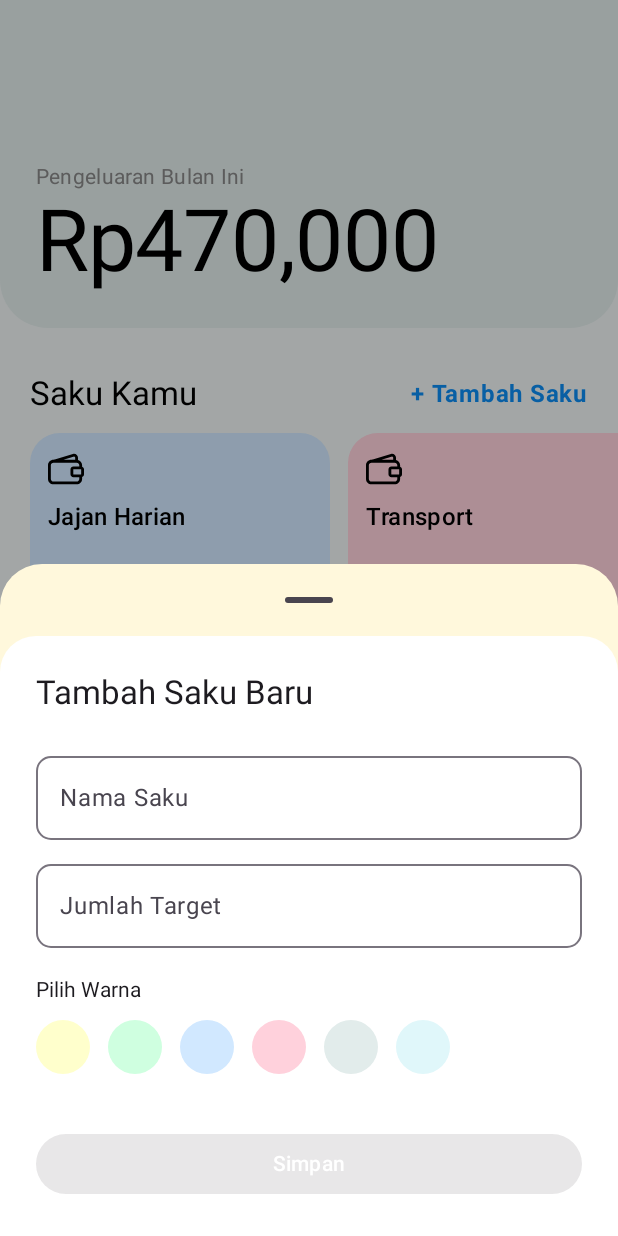
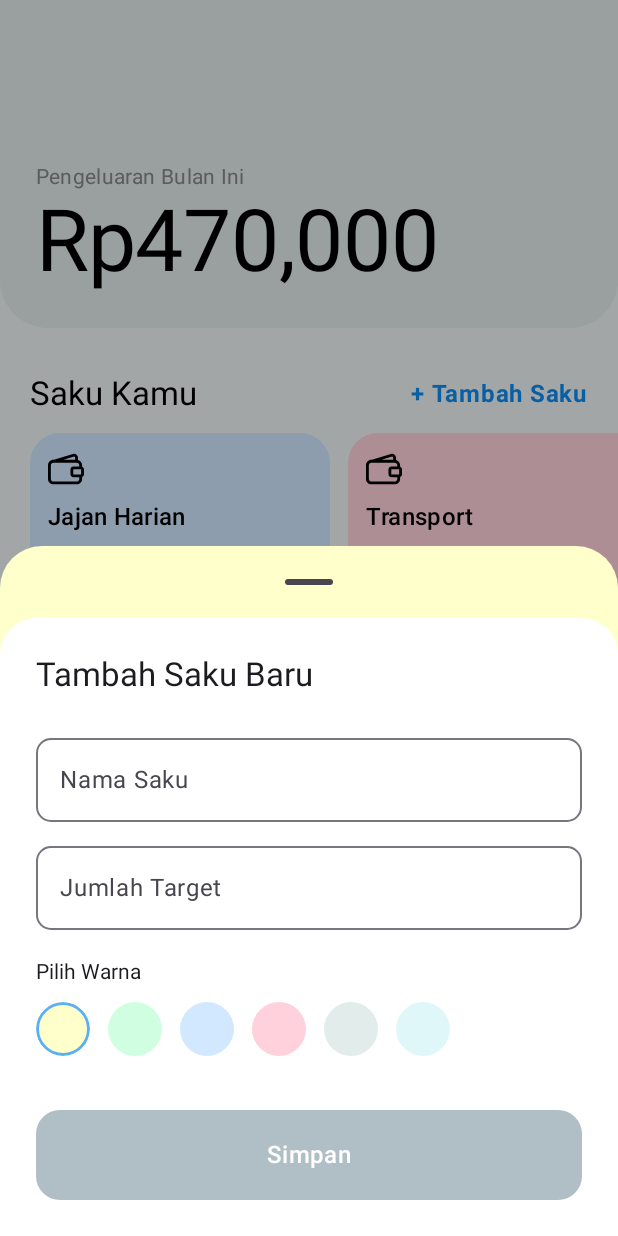
Before and after one commit to akimabs/artha, an Android app built with Jetpack Compose: the screen it shows after launch (MainActivity), after a tap on "+ Tambah Saku", on a phone screen of 412 x 824 dp. Run offline under Robolectric (Android 15) with nearby library versions, the phone set to English and light mode, and no system bars.

Commit message:
feat: update button and animation

```diff
--- a/app/src/main/java/com/example/artha/ui/screen/AddPocketBottomSheet.kt
+++ b/app/src/main/java/com/example/artha/ui/screen/AddPocketBottomSheet.kt
@@ -12,6 +12,7 @@ import androidx.compose.foundation.text.KeyboardOptions
 import androidx.compose.material.ripple.rememberRipple
 import androidx.compose.material3.*
 import androidx.compose.runtime.*
+import androidx.compose.ui.Alignment
 import androidx.compose.ui.Modifier
 import androidx.compose.ui.draw.clip
 import androidx.compose.ui.graphics.Color
@@ -31,6 +32,7 @@ fun AddPocketBottomSheet(
     var title by remember { mutableStateOf(TextFieldValue("")) }
     var target by remember { mutableStateOf(TextFieldValue("")) }
     val isFormValid = title.text.isNotBlank() && target.text.contains(Regex("\\d"))
+    val interactionSource = remember { MutableInteractionSource() }
 
     Surface(
         shape = RoundedCornerShape(topStart = 24.dp, topEnd = 24.dp),
@@ -65,7 +67,8 @@ fun AddPocketBottomSheet(
                     } else {
                         ""
                     }
-                    target = newValue.copy(text = formatted, selection = TextRange(formatted.length))
+                    target =
+                        newValue.copy(text = formatted, selection = TextRange(formatted.length))
                 },
                 shape = RoundedCornerShape(10.dp),
                 keyboardOptions = KeyboardOptions.Default.copy(keyboardType = KeyboardType.Number),
@@ -79,7 +82,10 @@ fun AddPocketBottomSheet(
 
             Spacer(modifier = Modifier.height(12.dp))
             Text("Pilih Warna")
-            Row(horizontalArrangement = Arrangement.spacedBy(12.dp), modifier = Modifier.padding(vertical = 12.dp)) {
+            Row(
+                horizontalArrangement = Arrangement.spacedBy(12.dp),
+                modifier = Modifier.padding(vertical = 12.dp)
+            ) {
                 listOf(
                     Color(0xFFFFFFCC), Color(0xFFCFFFE0),
                     Color(0xFFD1E8FF), Color(0xFFFFD1DC),
@@ -106,8 +112,18 @@ fun AddPocketBottomSheet(
             }
 
             Spacer(modifier = Modifier.height(24.dp))
-            Button(
+            val backgroundColor = if (isFormValid) Color(0xFF5AB0F6) else Color(0xFFB0BEC5)
+
+            Box(
+                modifier = Modifier
+                    .fillMaxWidth()
+                    .height(60.dp)
+                    .clip(RoundedCornerShape(16.dp))
+                    .background(backgroundColor) // <- ini yang ngasih warna
+                    .clickable(
                         enabled = isFormValid,
+                        interactionSource = remember { MutableInteractionSource() },
+                        indication = rememberRipple(bounded = true),
                         onClick = {
                             val pocket = PocketData(
                                 title = title.text,
@@ -117,11 +133,11 @@ fun AddPocketBottomSheet(
                             )
                             onAddPocket(pocket)
                             onDismiss()
-                },
-                modifier = Modifier.fillMaxWidth(),
-                colors = ButtonDefaults.buttonColors(containerColor = Color(0xFF5AB0F6))
+                        }
+                    ),
+                contentAlignment = Alignment.Center
             ) {
-                Text("Simpan", color = Color.White)
+                Text("Simpan", color = Color.White, style = MaterialTheme.typography.titleMedium)
             }
         }
     }
--- a/app/src/main/java/com/example/artha/ui/screen/ArthaApp.kt
+++ b/app/src/main/java/com/example/artha/ui/screen/ArthaApp.kt
@@ -6,6 +6,7 @@ import android.os.Build
 import androidx.annotation.RequiresApi
 import androidx.compose.foundation.Image
 import androidx.compose.foundation.background
+import androidx.compose.foundation.interaction.MutableInteractionSource
 import androidx.compose.foundation.layout.*
 import androidx.compose.foundation.shape.RoundedCornerShape
 import androidx.compose.material3.Surface
--- a/app/src/main/java/com/example/artha/ui/screen/HomeDashboard.kt
+++ b/app/src/main/java/com/example/artha/ui/screen/HomeDashboard.kt
@@ -5,6 +5,7 @@ import androidx.compose.foundation.layout.*
 import androidx.compose.foundation.lazy.LazyRow
 import androidx.compose.foundation.lazy.items
 import androidx.compose.foundation.lazy.itemsIndexed
+import androidx.compose.foundation.lazy.rememberLazyListState
 import androidx.compose.foundation.shape.RoundedCornerShape
 import androidx.compose.material.icons.Icons
 import androidx.compose.material.icons.filled.Add
@@ -18,6 +19,7 @@ import androidx.compose.ui.text.font.FontWeight
 import androidx.compose.ui.unit.dp
 import com.example.artha.model.HistoryItemData
 import com.example.artha.model.PocketData
+import kotlinx.coroutines.delay
 
 @OptIn(ExperimentalMaterial3Api::class)
 @Composable
@@ -46,7 +48,21 @@ fun HomeDashboard() {
     val totalPengeluaran = pocketList.sumOf { it.amount }
     val bottomSheetState = rememberModalBottomSheetState(skipPartiallyExpanded = true)
     var showBottomSheet by remember { mutableStateOf(false) }
-    var selectedColor by remember { mutableStateOf(Color(0xFFFFF8DC)) }
+    var selectedColor by remember { mutableStateOf(Color(0xFFFFFFCC)) }
+    val listState = rememberLazyListState()
+    var highlightedIndex by remember { mutableStateOf(-1) }
+    var shouldAnimateNewItem by remember { mutableStateOf(false) }
+
+    LaunchedEffect(pocketList.size, shouldAnimateNewItem) {
+        if (shouldAnimateNewItem) {
+            delay(100)
+            listState.animateScrollToItem(pocketList.lastIndex)
+            highlightedIndex = pocketList.lastIndex
+            delay(600)
+            highlightedIndex = -1
+            shouldAnimateNewItem = false
+        }
+    }
 
     if (showBottomSheet) {
         ModalBottomSheet(
@@ -60,6 +76,7 @@ fun HomeDashboard() {
                 onColorChange = { selectedColor = it },
                 onAddPocket = { newPocket ->
                     pocketList = pocketList + newPocket
+                    shouldAnimateNewItem = true
                 }
             )
         }
@@ -136,7 +153,7 @@ fun HomeDashboard() {
                     }
                 }
             } else {
-                LazyRow {
+                LazyRow(state = listState) {
                     itemsIndexed(pocketList) { index, pocket ->
                         val horizontalPadding = 12.dp
                         val startPadding = if (index == 0) 20.dp else horizontalPadding
@@ -147,6 +164,7 @@ fun HomeDashboard() {
                             amount = pocket.amount,
                             percentage = pocket.percentage,
                             backgroundColor = pocket.backgroundColor,
+                            isHighlighted = index == highlightedIndex,
                             modifier = Modifier
                                 .padding(start = startPadding, end = endPadding)
                                 .width(200.dp)
--- a/app/src/main/java/com/example/artha/ui/screen/PocketCard.kt
+++ b/app/src/main/java/com/example/artha/ui/screen/PocketCard.kt
@@ -1,14 +1,18 @@
-// ui/PocketCard.kt
 package com.example.artha.ui.screen
 
+import androidx.compose.animation.core.animateFloatAsState
+import androidx.compose.animation.core.tween
 import androidx.compose.foundation.layout.*
 import androidx.compose.foundation.shape.RoundedCornerShape
 import androidx.compose.material3.*
 import androidx.compose.runtime.Composable
+import androidx.compose.runtime.getValue
+import androidx.compose.runtime.remember
 import androidx.compose.ui.Alignment
 import androidx.compose.ui.Modifier
 import androidx.compose.ui.draw.clip
 import androidx.compose.ui.graphics.Color
+import androidx.compose.ui.graphics.graphicsLayer
 import androidx.compose.ui.res.painterResource
 import androidx.compose.ui.unit.dp
 import com.example.artha.R
@@ -19,20 +23,36 @@ fun PocketCard(
     amount: Int,
     percentage: Int,
     backgroundColor: Color,
-    modifier: Modifier = Modifier
+    modifier: Modifier = Modifier,
+    isHighlighted: Boolean = false
 ) {
+    // 1. Animasi ringan pakai tween
+    val scale by animateFloatAsState(
+        targetValue = if (isHighlighted) 1.05f else 1f,
+        animationSpec = tween(durationMillis = 300),
+        label = "highlightScale"
+    )
+
+    // 2. Cache ikon & format string
+    val walletIcon = painterResource(id = R.drawable.wallet)
+    val formattedAmount = remember(amount) { "Rp%,d".format(amount) }
+
     Card(
-        modifier = modifier.height(160.dp),
+        modifier = modifier
+            .height(160.dp)
+            .graphicsLayer(scaleX = scale, scaleY = scale),
         shape = RoundedCornerShape(20.dp),
         colors = CardDefaults.cardColors(containerColor = backgroundColor)
     ) {
         Column(
-            modifier = Modifier.fillMaxSize().padding(12.dp),
+            modifier = Modifier
+                .fillMaxSize()
+                .padding(12.dp),
             verticalArrangement = Arrangement.SpaceBetween
         ) {
             Column {
                 Icon(
-                    painter = painterResource(id = R.drawable.wallet),
+                    painter = walletIcon,
                     contentDescription = "Icon Dompet",
                     tint = Color.Black
                 )
@@ -41,7 +61,7 @@ fun PocketCard(
             }
 
             Column {
-                Text("Rp%,d".format(amount), style = MaterialTheme.typography.headlineSmall)
+                Text(formattedAmount, style = MaterialTheme.typography.headlineSmall)
                 Spacer(modifier = Modifier.height(8.dp))
                 Row(
                     verticalAlignment = Alignment.CenterVertically,
@@ -50,7 +70,10 @@ fun PocketCard(
                 ) {
                     LinearProgressIndicator(
                         progress = percentage / 100f,
-                        modifier = Modifier.weight(1f).height(8.dp).clip(RoundedCornerShape(50)),
+                        modifier = Modifier
+                            .weight(1f)
+                            .height(8.dp)
+                            .clip(RoundedCornerShape(50)),
                         color = Color(0xFF4CAF50),
                         trackColor = Color.LightGray
                     )
```
Lines whose indentation alone changed are shown as unchanged.
